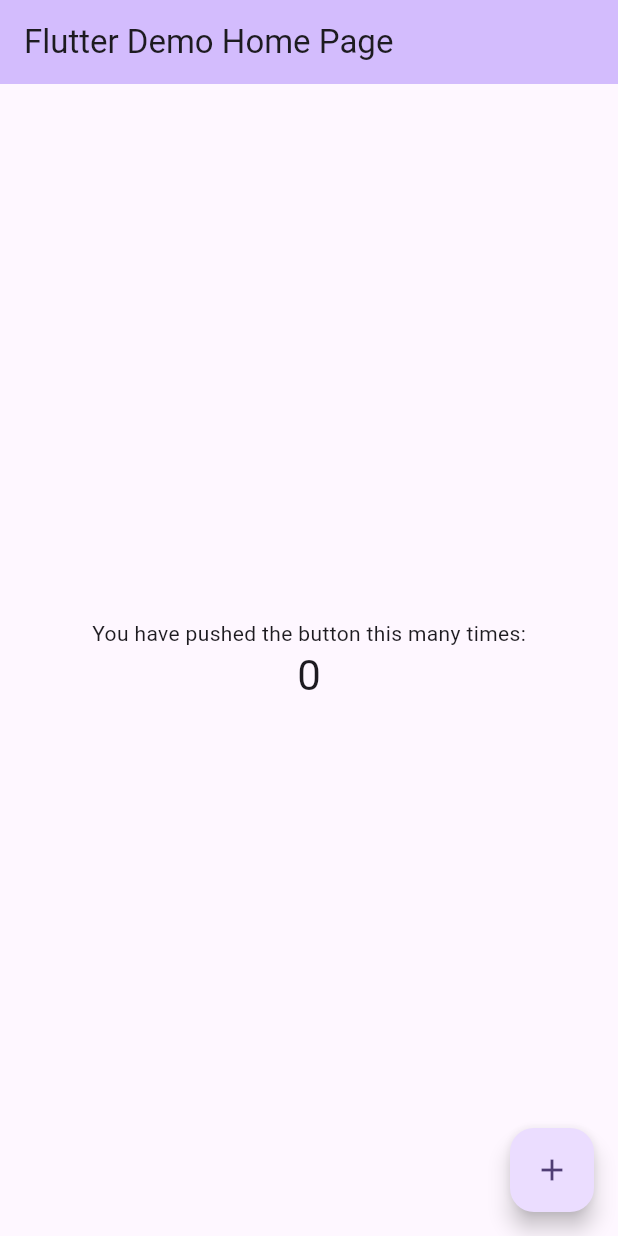
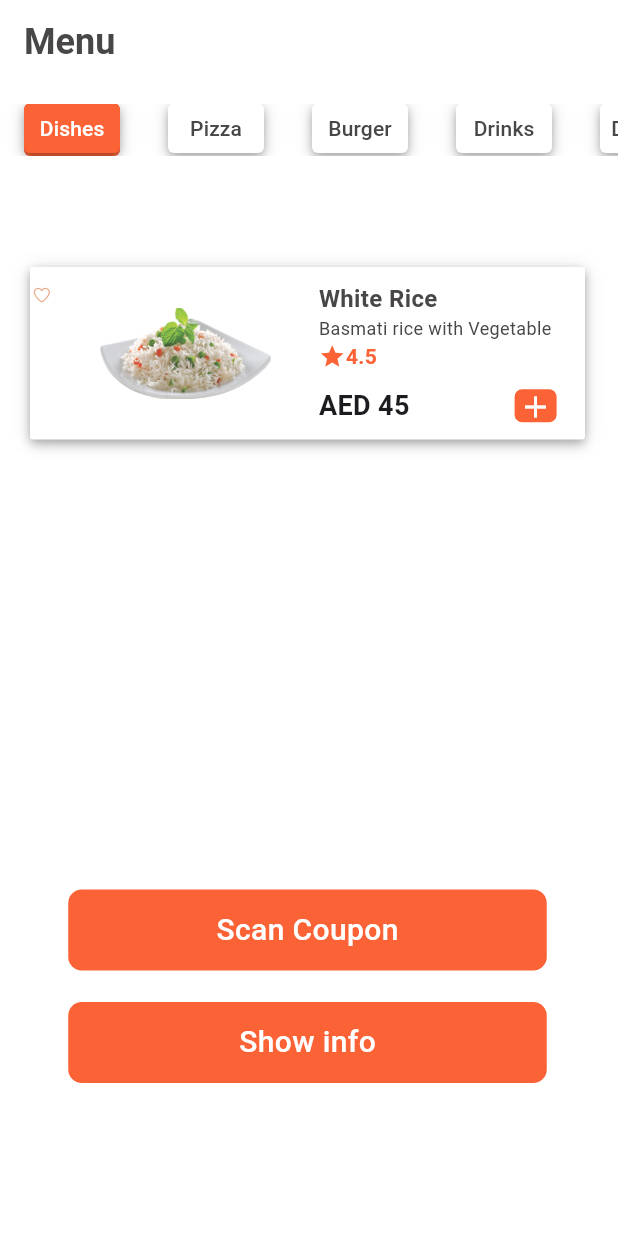
Before and after one commit to Flutter-gg-1/Restaurant-Menu-app, a Flutter app: the screen it shows after launch, on a phone screen of 412 x 824 dp. Run offline on Flutter 3.47's test engine with Material 3 defaults, Android fonts, the light colour scheme and no system bars.

Commit message:
Create Menu Screen

```diff
--- a/lib/main.dart
+++ b/lib/main.dart
@@ -1,4 +1,5 @@
 import 'package:flutter/material.dart';
+import 'package:restaurant_menu_app/src/menu.dart';
 
 void main() {
   runApp(const MyApp());
@@ -7,119 +8,11 @@
 class MyApp extends StatelessWidget {
   const MyApp({super.key});
 
-  // This widget is the root of your application.
   @override
   Widget build(BuildContext context) {
-    return MaterialApp(
-      title: 'Flutter Demo',
-      theme: ThemeData(
-        // This is the theme of your application.
-        //
-        // TRY THIS: Try running your application with "flutter run". You'll see
-        // the application has a purple toolbar. Then, without quitting the app,
-        // try changing the seedColor in the colorScheme below to Colors.green
-        // and then invoke "hot reload" (save your changes or press the "hot
-        // reload" button in a Flutter-supported IDE, or press "r" if you used
-        // the command line to start the app).
-        //
-        // Notice that the counter didn't reset back to zero; the application
-        // state is not lost during the reload. To reset the state, use hot
-        // restart instead.
-        //
-        // This works for code too, not just values: Most code changes can be
-        // tested with just a hot reload.
-        colorScheme: ColorScheme.fromSeed(seedColor: Colors.deepPurple),
-        useMaterial3: true,
-      ),
-      home: const MyHomePage(title: 'Flutter Demo Home Page'),
+    return const MaterialApp(
+      debugShowCheckedModeBanner: false,
+      home: Menu(),
     );
   }
 }
-
-class MyHomePage extends StatefulWidget {
-  const MyHomePage({super.key, required this.title});
-
-  // This widget is the home page of your application. It is stateful, meaning
-  // that it has a State object (defined below) that contains fields that affect
-  // how it looks.
-
-  // This class is the configuration for the state. It holds the values (in this
-  // case the title) provided by the parent (in this case the App widget) and
-  // used by the build method of the State. Fields in a Widget subclass are
-  // always marked "final".
-
-  final String title;
-
-  @override
-  State<MyHomePage> createState() => _MyHomePageState();
-}
-
-class _MyHomePageState extends State<MyHomePage> {
-  int _counter = 0;
-
-  void _incrementCounter() {
-    setState(() {
-      // This call to setState tells the Flutter framework that something has
-      // changed in this State, which causes it to rerun the build method below
-      // so that the display can reflect the updated values. If we changed
-      // _counter without calling setState(), then the build method would not be
-      // called again, and so nothing would appear to happen.
-      _counter++;
-    });
-  }
-
-  @override
-  Widget build(BuildContext context) {
-    // This method is rerun every time setState is called, for instance as done
-    // by the _incrementCounter method above.
-    //
-    // The Flutter framework has been optimized to make rerunning build methods
-    // fast, so that you can just rebuild anything that needs updating rather
-    // than having to individually change instances of widgets.
-    return Scaffold(
-      appBar: AppBar(
-        // TRY THIS: Try changing the color here to a specific color (to
-        // Colors.amber, perhaps?) and trigger a hot reload to see the AppBar
-        // change color while the other colors stay the same.
-        backgroundColor: Theme.of(context).colorScheme.inversePrimary,
-        // Here we take the value from the MyHomePage object that was created by
-        // the App.build method, and use it to set our appbar title.
-        title: Text(widget.title),
-      ),
-      body: Center(
-        // Center is a layout widget. It takes a single child and positions it
-        // in the middle of the parent.
-        child: Column(
-          // Column is also a layout widget. It takes a list of children and
-          // arranges them vertically. By default, it sizes itself to fit its
-          // children horizontally, and tries to be as tall as its parent.
-          //
-          // Column has various properties to control how it sizes itself and
-          // how it positions its children. Here we use mainAxisAlignment to
-          // center the children vertically; the main axis here is the vertical
-          // axis because Columns are vertical (the cross axis would be
-          // horizontal).
-          //
-          // TRY THIS: Invoke "debug painting" (choose the "Toggle Debug Paint"
-          // action in the IDE, or press "p" in the console), to see the
-          // wireframe for each widget.
-          mainAxisAlignment: MainAxisAlignment.center,
-          children: <Widget>[
-            const Text(
-              'You have pushed the button this many times:',
-            ),
-            Text(
-              '$_counter',
-              style: Theme.of(context).textTheme.headlineMedium,
-            ),
-          ],
-        ),
-      ),
-      floatingActionButton: FloatingActionButton(
-        onPressed: _incrementCounter,
-        tooltip: 'Increment',
-        child: const Icon(Icons.add),
-      ), // This trailing comma makes auto-formatting nicer for build methods.
-    );
-  }
-}
--- /dev/null
+++ b/lib/src/menu.dart
@@ -0,0 +1,88 @@
+import 'package:flutter/material.dart';
+import 'package:restaurant_menu_app/widget/food_card.dart';
+import 'package:restaurant_menu_app/widget/food_view.dart';
+import 'package:restaurant_menu_app/widget/foodoption.dart';
+import 'package:restaurant_menu_app/widget/menu_button.dart';
+import 'package:restaurant_menu_app/widget/menu_option.dart';
+
+class Menu extends StatefulWidget {
+  const Menu({super.key});
+
+  @override
+  State<Menu> createState() => _MenuState();
+}
+
+class _MenuState extends State<Menu> {
+  int tabIndex = 0;
+  @override
+  Widget build(BuildContext context) {
+    return DefaultTabController(
+      length: 5,
+      child: Scaffold(
+        backgroundColor: const Color(0xFFFFFFFF),
+        appBar: AppBar(
+          backgroundColor: const Color(0xFFFFFFFF),
+          title: const Text(
+            'Menu',
+            style: TextStyle(
+                fontSize: 24,
+                color: Color(0xFF484646),
+                fontWeight: FontWeight.bold),
+          ),
+          bottom: TabBar(
+              isScrollable: true,
+              tabAlignment: TabAlignment.center,
+              dividerColor: Colors.transparent,
+              dividerHeight: 0,
+              labelColor: const Color(0xFF484646),
+              indicator: BoxDecoration(
+                  color: const Color(0xFFFB6236),
+                  borderRadius: BorderRadius.circular(4)),
+              onTap: (value) => setState(() {
+                    tabIndex = value;
+                  }),
+              tabs: [
+                MenuOption(
+                  selected: tabIndex,
+                  index: 0,
+                  title: 'Dishes',
+                ),
+                MenuOption(
+                  selected: tabIndex,
+                  index: 1,
+                  title: 'Pizza',
+                ),
+                MenuOption(
+                  selected: tabIndex,
+                  index: 2,
+                  title: 'Burger',
+                ),
+                MenuOption(
+                  selected: tabIndex,
+                  index: 3,
+                  title: 'Drinks',
+                ),
+                MenuOption(
+                  selected: tabIndex,
+                  index: 4,
+                  title: 'Dessert',
+                ),
+              ]),
+        ),
+        body: const SafeArea(
+            child: Column(
+          children: [
+            SizedBox(
+              height: 54,
+            ),
+            FoodCard(),
+            SizedBox(
+              height: 280,
+            ),
+            MenuButton()
+          ],
+        )),
+      ),
+    );
+  }
+}
--- /dev/null
+++ b/lib/widget/food_card.dart
@@ -0,0 +1,23 @@
+
+import 'package:flutter/material.dart';
+import 'package:restaurant_menu_app/widget/food_view.dart';
+
+class FoodCard extends StatelessWidget {
+  const FoodCard({
+    super.key,
+  });
+
+  @override
+  Widget build(BuildContext context) {
+    return Container(
+      width: 370,
+      height: 115,
+      margin: const EdgeInsets.all(20),
+      decoration: BoxDecoration(
+          color: Colors.white,
+          borderRadius: BorderRadius.circular(2),
+          boxShadow: kElevationToShadow[4]),
+      child: const FoodView(),
+    );
+  }
+}
--- /dev/null
+++ b/lib/widget/food_view.dart
@@ -0,0 +1,50 @@
+
+import 'package:flutter/material.dart';
+import 'package:restaurant_menu_app/widget/foodoption.dart';
+
+class FoodView extends StatelessWidget {
+  const FoodView({
+    super.key,
+  });
+
+  @override
+  Widget build(BuildContext context) {
+    return const TabBarView(children: [
+      FoodOption(
+        title: 'White Rice',
+        subtitle: 'Basmati rice with Vegetable',
+        imagePath: 'assest/image/rz.png',
+        price: '45',
+        rate: '4.5',
+      ),
+      FoodOption(
+        title: 'Pizza Margherita',
+        subtitle: 'Pizza Margherita Vegetarian',
+        imagePath: 'assest/image/pizza.png',
+        price: '55.5',
+        rate: '5.0',
+      ),
+      FoodOption(
+        title: 'Cheese Burger',
+        subtitle: 'Bacon Cheeseburger',
+        imagePath: 'assest/image/burger.png',
+        price: '55.9',
+        rate: '5.0',
+      ),
+      FoodOption(
+        title: 'Coca Cola',
+        subtitle: 'Can Coke',
+        imagePath: 'assest/image/cola.png',
+        price: '3.9',
+        rate: '5.0',
+      ),
+      FoodOption(
+        title: 'Cupcake Strawberry ',
+        subtitle: 'Brown and Pink Dessert',
+        imagePath: 'assest/image/cake.png',
+        price: '10.9',
+        rate: '5.0',
+      ),
+    ]);
+  }
+}
--- /dev/null
+++ b/lib/widget/foodoption.dart
@@ -0,0 +1,102 @@
+import 'package:flutter/material.dart';
+
+class FoodOption extends StatelessWidget {
+  final String title, subtitle, imagePath, rate, price;
+  const FoodOption({
+    super.key,
+    required this.title,
+    required this.subtitle,
+    required this.imagePath,
+    required this.rate,
+    required this.price,
+  });
+
+  @override
+  Widget build(BuildContext context) {
+    return Row(
+      children: [
+        Column(
+          children: [
+            const SizedBox(
+              height: 10,
+            ),
+            Image.asset(
+              'assest/image/heart.png',
+              width: 15,
+              height: 15,
+            )
+          ],
+        ),
+        Expanded(
+          child: Column(
+            mainAxisAlignment: MainAxisAlignment.center,
+            children: [
+              Image.asset(
+                imagePath,
+                width: 115,
+                height: 61,
+              )
+            ],
+          ),
+        ),
+        Expanded(
+          child: Column(
+            mainAxisAlignment: MainAxisAlignment.center,
+            crossAxisAlignment: CrossAxisAlignment.start,
+            children: [
+               Text(
+                title,
+                style: const TextStyle(
+                    color: Color(0xFF484646),
+                    fontWeight: FontWeight.bold,
+                    fontSize: 16),
+              ),
+               Text(
+                subtitle,
+                style: const TextStyle(color: Color(0xFF484646), fontSize: 12),
+              ),
+               Row(
+                children: [
+                  const Icon(
+                    Icons.star,
+                    color: Color(0xFFFB6236),
+                    size: 18,
+                  ),
+                  Text(
+                    rate,
+                    style: const TextStyle(
+                        color: Color(0xFFFB6236), fontWeight: FontWeight.bold),
+                  )
+                ],
+              ),
+              const SizedBox(
+                height: 10,
+              ),
+              Row(
+                children: [
+                   Text(
+                    'AED $price',
+                    style: const TextStyle(fontWeight: FontWeight.bold, fontSize: 18),
+                  ),
+                  Container(
+                    margin: const EdgeInsets.only(left: 70),
+                    width: 28,
+                    height: 22,
+                    padding: const EdgeInsets.only(bottom: 2),
+                    decoration: BoxDecoration(
+                        borderRadius: BorderRadius.circular(5),
+                        color: const Color(0xFFFB6236)),
+                    child: const Icon(
+                      Icons.add,
+                      color: Colors.white,
+                    ),
+                  ),
+                ],
+              )
+            ],
+          ),
+        )
+      ],
+    );
+  }
+}
--- /dev/null
+++ b/lib/widget/menu_button.dart
@@ -0,0 +1,170 @@
+
+import 'package:flutter/material.dart';
+
+class MenuButton extends StatelessWidget {
+  const MenuButton({
+    super.key,
+  });
+
+  @override
+  Widget build(BuildContext context) {
+    return Column(
+      children: [
+        InkWell(
+          onTap: () => showModalBottomSheet(
+            backgroundColor: const Color(0xFFFB6236),
+            context: context,
+            builder: (context) => Container(
+              width: 349,
+              height: 550,
+              decoration: const BoxDecoration(
+                  borderRadius: BorderRadius.only(
+                      topLeft: Radius.circular(41),
+                      topRight: Radius.circular(41)),
+                  color: Color(0xFFFB6236)),
+              child: Column(
+                crossAxisAlignment: CrossAxisAlignment.start,
+                children: [
+                  const SizedBox(
+                    height: 5,
+                  ),
+                  const Align(
+                    alignment: Alignment.topLeft,
+                    child: Text(
+                      '   Coupons',
+                      style: TextStyle(
+                          color: Colors.white,
+                          fontSize: 20,
+                          fontWeight: FontWeight.w500),
+                    ),
+                  ),
+                  const Divider(
+                    color: Colors.white,
+                    thickness: 0.3,
+                  ),
+                  const SizedBox(
+                    height: 26,
+                  ),
+                  const Column(
+                    children: [
+                      Text(
+                        '    Cheese Burger',
+                        style: TextStyle(
+                            color: Colors.white,
+                            fontSize: 30,
+                            fontWeight: FontWeight.w400),
+                      ),
+                      SizedBox(
+                        height: 26,
+                      ),
+                      Text(
+                        'ID\nC13579246810',
+                        style: TextStyle(
+                            color: Colors.white,
+                            fontSize: 18,
+                            fontWeight: FontWeight.w400),
+                      ),
+                    ],
+                  ),
+                  const SizedBox(
+                    height: 47,
+                  ),
+                  Center(
+                    child: Container(
+                      width: 172,
+                      height: 172,
+                      decoration: BoxDecoration(
+                          borderRadius: BorderRadius.circular(18),
+                          color: Colors.white),
+                      child: Image.asset('assest/image/barcode.png'),
+                    ),
+                  ),
+                ],
+              ),
+            ),
+          ),
+          child: Container(
+            width: 319,
+            height: 54,
+            decoration: BoxDecoration(
+                borderRadius: BorderRadius.circular(9),
+                color: const Color(0xFFFB6236)),
+            child: const Center(
+                child: Text(
+              'Scan Coupon',
+              style: TextStyle(
+                  color: Colors.white,
+                  fontSize: 20,
+                  fontWeight: FontWeight.w500),
+            )),
+          ),
+        ),
+        const SizedBox(
+          height: 21,
+        ),
+        InkWell(
+          onTap: () => showDialog(
+            barrierDismissible: false,
+            context: context,
+            builder: (context) => AlertDialog(
+              backgroundColor: Colors.white,
+              content: Container(
+                width: 319,
+                height: 294,
+                decoration: BoxDecoration(
+                    borderRadius: BorderRadius.circular(9),
+                    color: Colors.white),
+                child: Column(
+                  mainAxisAlignment: MainAxisAlignment.center,
+                  children: [
+                    const Text(
+                      'This is an Alert',
+                      style: TextStyle(
+                          fontSize: 26,
+                          fontWeight: FontWeight.w500,
+                          color: Color(0xFF573240)),
+                    ),
+                    InkWell(
+                      onTap: () => Navigator.of(context).pop(),
+                      child: Container(
+                        width: 225,
+                        height: 54,
+                        margin: const EdgeInsets.only(top: 80),
+                        decoration: BoxDecoration(
+                            borderRadius: BorderRadius.circular(9),
+                            color: const Color(0xFFFB6236)),
+                        child: const Center(
+                            child: Text(
+                          'Close alert',
+                          style: TextStyle(
+                              color: Colors.white,
+                              fontSize: 20,
+                              fontWeight: FontWeight.w500),
+                        )),
+                      ),
+                    ),
+                  ],
+                ),
+              ),
+            ),
+          ),
+          child: Container(
+            width: 319,
+            height: 54,
+            decoration: BoxDecoration(
+                borderRadius: BorderRadius.circular(9),
+                color: const Color(0xFFFB6236)),
+            child: const Center(
+                child: Text(
+              'Show info',
+              style: TextStyle(
+                  color: Colors.white,
+                  fontSize: 20,
+                  fontWeight: FontWeight.w500),
+            )),
+          ),
+        ),
+      ],
+    );
+  }
+}
--- /dev/null
+++ b/lib/widget/menu_option.dart
@@ -0,0 +1,36 @@
+
+import 'package:flutter/material.dart';
+
+class MenuOption extends StatelessWidget {
+  const MenuOption({
+    super.key,
+    required this.selected,
+    required this.index,
+    required this.title,
+  });
+
+  final int selected, index;
+  final String title;
+  @override
+  Widget build(BuildContext context) {
+    return Container(
+      width: 64,
+      height: 33,
+      decoration: BoxDecoration(
+          color: selected != index
+              ? const Color(0xFFFFFFFF)
+              : const Color(0xFFFB6236),
+          borderRadius: BorderRadius.circular(4),
+          boxShadow: kElevationToShadow[4]),
+      child: Center(
+          child: Text(
+        title,
+        style: TextStyle(
+          color: selected == index
+              ? const Color(0xFFFFFFFF)
+              : const Color(0xFF484646),
+        ),
+      )),
+    );
+  }
+}
```
Also changed, not shown: pubspec.yaml (+9 -3 lines), assest/image/barcode.png (added), assest/image/burger.png (added), assest/image/cake.png (added), assest/image/cola.png (added), assest/image/heart.png (added), assest/image/pizza.png (added), assest/image/rz.png (added).
